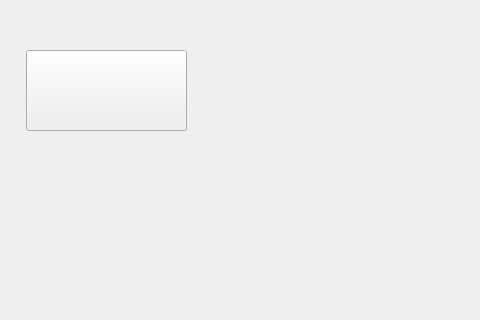
Old version of the form xiangqi/gamescene.ui in the repository yuekanwang/-; both pictures show x 704 to 1184 and y 0 to 320 of the 1265 by 712 pixel window.
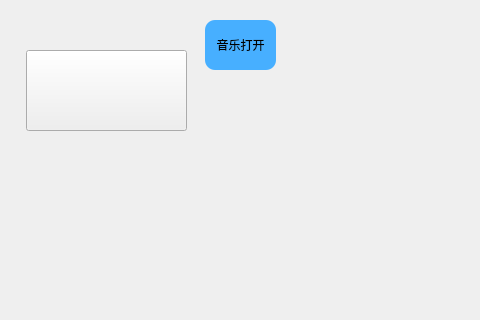
New version of the form.

Commit message: 设置了对战背景音乐（循环），设置了开关按钮

```diff
--- a/xiangqi/gamescene.ui
+++ b/xiangqi/gamescene.ui
@@ -33,6 +33,66 @@
     <string/>
    </property>
   </widget>
+  <widget class="QPushButton" name="pushButton_2">
+   <property name="geometry">
+    <rect>
+     <x>909</x>
+     <y>20</y>
+     <width>71</width>
+     <height>50</height>
+    </rect>
+   </property>
+   <property name="sizePolicy">
+    <sizepolicy hsizetype="Minimum" vsizetype="Minimum">
+     <horstretch>0</horstretch>
+     <verstretch>0</verstretch>
+    </sizepolicy>
+   </property>
+   <property name="minimumSize">
+    <size>
+     <width>50</width>
+     <height>50</height>
+    </size>
+   </property>
+   <property name="cursor">
+    <cursorShape>PointingHandCursor</cursorShape>
+   </property>
+   <property name="styleSheet">
+    <string notr="true">QPushButton
+{
+	color:black;
+
+	font: 15pt &quot;华文行楷&quot;;
+
+	background-color:#47afff;
+
+	border-radius:10px;
+}
+
+QPushButton:hover
+{
+	color:black;
+
+	font: 15pt &quot;华文行楷&quot;;
+
+	background-color:#99d8ff;
+
+   border-radius:10px;
+}</string>
+   </property>
+   <property name="text">
+    <string>音乐打开</string>
+   </property>
+   <property name="checkable">
+    <bool>true</bool>
+   </property>
+   <property name="checked">
+    <bool>true</bool>
+   </property>
+   <property name="autoExclusive">
+    <bool>true</bool>
+   </property>
+  </widget>
  </widget>
  <resources/>
  <connections/>
```
Left out of the diff: 3 changed lines with no effect on the pictures. The commit also changes 29 other files.
